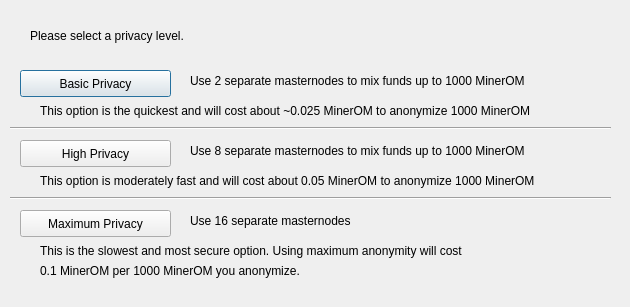
Qt form src/qt/forms/darksendconfig.ui (worldmint/MinerOM) before a commit.
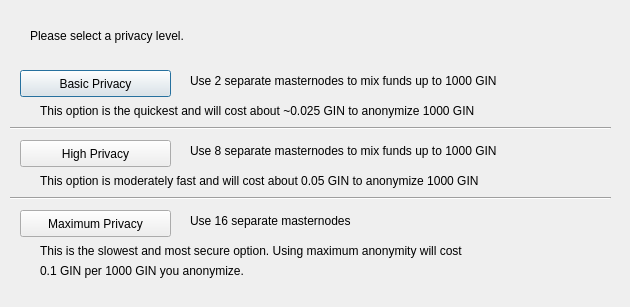
The same form after that commit.

Diff of the .ui file:
```diff
--- a/src/qt/forms/darksendconfig.ui
+++ b/src/qt/forms/darksendconfig.ui
@@ -75,7 +75,7 @@
     </rect>
    </property>
    <property name="text">
-    <string>Use 2 separate masternodes to mix funds up to 1000 MinerOM</string>
+    <string>Use 2 separate masternodes to mix funds up to 1000 GIN</string>
    </property>
   </widget>
   <widget class="QLabel" name="label_3">
@@ -88,7 +88,7 @@
     </rect>
    </property>
    <property name="text">
-    <string>Use 8 separate masternodes to mix funds up to 1000 MinerOM</string>
+    <string>Use 8 separate masternodes to mix funds up to 1000 GIN</string>
    </property>
   </widget>
   <widget class="QLabel" name="label_4">
@@ -114,7 +114,7 @@
     </rect>
    </property>
    <property name="text">
-    <string>This option is the quickest and will cost about ~0.025 MinerOM to anonymize 1000 MinerOM</string>
+    <string>This option is the quickest and will cost about ~0.025 GIN to anonymize 1000 GIN</string>
    </property>
   </widget>
   <widget class="QLabel" name="label_7">
@@ -127,7 +127,7 @@
     </rect>
    </property>
    <property name="text">
-    <string>This option is moderately fast and will cost about 0.05 MinerOM to anonymize 1000 MinerOM</string>
+    <string>This option is moderately fast and will cost about 0.05 GIN to anonymize 1000 GIN</string>
    </property>
   </widget>
   <widget class="QLabel" name="label_8">
@@ -153,7 +153,7 @@
     </rect>
    </property>
    <property name="text">
-    <string>0.1 MinerOM per 1000 MinerOM you anonymize.</string>
+    <string>0.1 GIN per 1000 GIN you anonymize.</string>
    </property>
   </widget>
   <widget class="Line" name="line">
```
